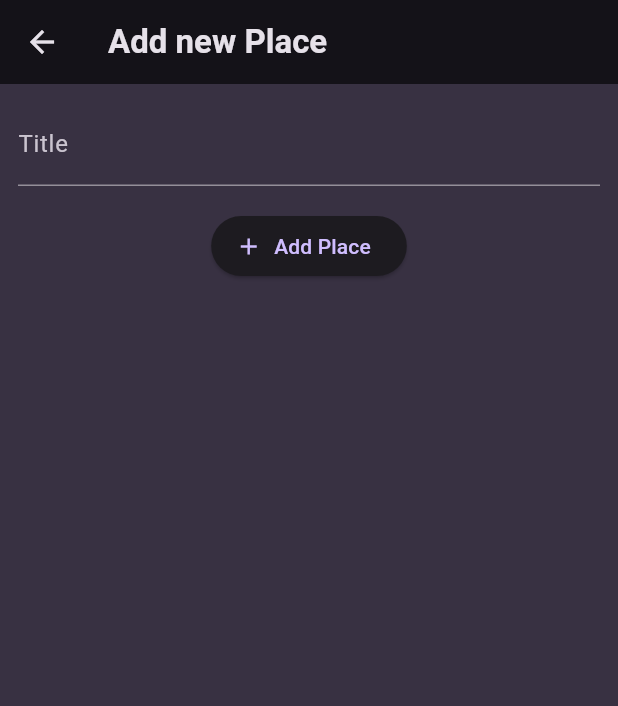
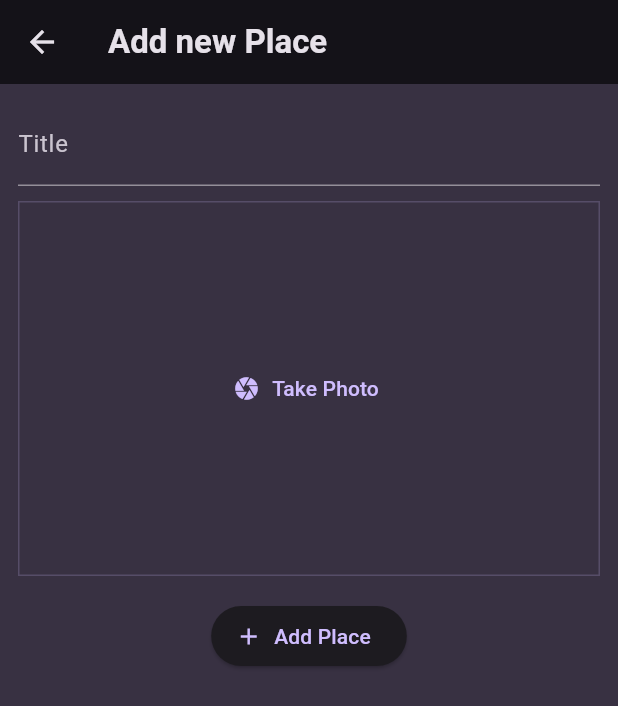
Before and after one commit to Zaela24/favorite_places, a Flutter app: the screen it shows after launch, after a tap on the "add" icon, on a phone screen of 412 x 824 dp. Shown: the top 706 px of the screen. Run offline on Flutter 3.47's test engine with Material 3 defaults, Android fonts, the phone set to English and light mode, and no system bars; our stand-ins replace flutter_riverpod, google_fonts, image_picker.

Commit message:
Add camera usage via image_picker; add photos to place model/details

```diff
--- a/lib/models/place.dart
+++ b/lib/models/place.dart
@@ -1,3 +1,5 @@
+import 'dart:io';
+
 import 'package:uuid/uuid.dart';
 
 const uuid = Uuid();
@@ -5,8 +7,10 @@ const uuid = Uuid();
 class Place {
   Place({
     required this.title,
+    required this.image,
   }) : id = uuid.v4();
 
   final String id;
   final String title;
+  final File image;
 }
--- a/lib/providers/user_places.dart
+++ b/lib/providers/user_places.dart
@@ -5,7 +5,7 @@ class UserPlacesNotifier extends StateNotifier<List<Place>> {
   UserPlacesNotifier() : super(const []);
 
   void addPlace(Place place) {
-    state = [...state, place];
+    state = [place, ...state];
   }
 }
 
--- a/lib/screens/add_place.dart
+++ b/lib/screens/add_place.dart
@@ -1,5 +1,8 @@
+import 'dart:io';
+
 import 'package:favorite_places/models/place.dart';
 import 'package:favorite_places/providers/user_places.dart';
+import 'package:favorite_places/widgets/image_input.dart';
 import 'package:flutter/material.dart';
 import 'package:flutter_riverpod/flutter_riverpod.dart';
 
@@ -12,6 +15,7 @@ class AddPlaceScreen extends ConsumerStatefulWidget {
 
 class _AddPlaceScreenState extends ConsumerState<AddPlaceScreen> {
   final _titleController = TextEditingController();
+  File? _selectedImage;
 
   @override
   void dispose() {
@@ -39,12 +43,20 @@ class _AddPlaceScreenState extends ConsumerState<AddPlaceScreen> {
               ),
             ),
             const SizedBox(
+              height: 10,
+            ),
+            ImageInput(
+              onPickImage: (image) {
+                _selectedImage = image;
+              },
+            ),
+            const SizedBox(
               height: 16,
             ),
             ElevatedButton.icon(
               onPressed: () {
                 final enteredTitle = _titleController.text;
-                if (enteredTitle.isEmpty) {
+                if (enteredTitle.isEmpty || _selectedImage == null) {
                   return;
                 }
                 ref
@@ -54,6 +66,7 @@ class _AddPlaceScreenState extends ConsumerState<AddPlaceScreen> {
                     .addPlace(
                       Place(
                         title: enteredTitle,
+                        image: _selectedImage!,
                       ),
                     );
                 Navigator.of(context).pop();
--- a/lib/screens/places.dart
+++ b/lib/screens/places.dart
@@ -25,8 +25,11 @@ class PlacesScreen extends ConsumerWidget {
           ),
         ],
       ),
-      body: PlacesList(
-        places: ref.watch(userPlacesProvider),
+      body: Padding(
+        padding: const EdgeInsets.all(8.0),
+        child: PlacesList(
+          places: ref.watch(userPlacesProvider),
+        ),
       ),
     );
   }
--- /dev/null
+++ b/lib/widgets/image_input.dart
@@ -0,0 +1,71 @@
+import 'dart:io';
+
+import 'package:flutter/material.dart';
+import 'package:image_picker/image_picker.dart';
+
+class ImageInput extends StatefulWidget {
+  const ImageInput({
+    super.key,
+    required this.onPickImage,
+  });
+
+  final void Function(File image) onPickImage;
+
+  @override
+  State<ImageInput> createState() {
+    return _ImageInputState();
+  }
+}
+
+class _ImageInputState extends State<ImageInput> {
+  File? _selectedImage;
+
+  void _takePhoto() async {
+    final imagePicker = ImagePicker();
+    final pickedImage =
+        await imagePicker.pickImage(source: ImageSource.camera, maxWidth: 600);
+    if (pickedImage == null) {
+      return;
+    }
+
+    setState(() {
+      _selectedImage = File(pickedImage.path);
+    });
+
+    widget.onPickImage(_selectedImage!);
+  }
+
+  @override
+  Widget build(BuildContext context) {
+    Widget content = TextButton.icon(
+      onPressed: _takePhoto,
+      icon: const Icon(Icons.camera),
+      label: const Text('Take Photo'),
+    );
+
+    if (_selectedImage != null) {
+      content = GestureDetector(
+        onTap: _takePhoto,
+        child: Image.file(
+          _selectedImage!,
+          fit: BoxFit.cover,
+          width: double.infinity,
+          height: double.infinity,
+        ),
+      );
+    }
+
+    return Container(
+      decoration: BoxDecoration(
+        border: Border.all(
+          width: 1,
+          color: Theme.of(context).colorScheme.primary.withOpacity(0.2),
+        ),
+      ),
+      height: 250,
+      width: double.infinity,
+      alignment: Alignment.center,
+      child: content,
+    );
+  }
+}
--- a/lib/widgets/places_list.dart
+++ b/lib/widgets/places_list.dart
@@ -23,6 +23,12 @@ class PlacesList extends StatelessWidget {
     return ListView.builder(
       itemCount: places.length,
       itemBuilder: (ctx, index) => ListTile(
+        leading: CircleAvatar(
+          radius: 26,
+          backgroundImage: FileImage(
+            places[index].image,
+          ),
+        ),
         title: Text(
           places[index].title,
           style: Theme.of(context).textTheme.titleMedium!.copyWith(
--- a/pubspec.yaml
+++ b/pubspec.yaml
@@ -38,6 +38,7 @@ dependencies:
   google_fonts: ^6.1.0
   uuid: ^4.2.2
   flutter_riverpod: ^2.4.9
+  image_picker: ^1.0.5
 
 dev_dependencies:
   flutter_test:
```
Also changed, not shown: lib/screens/place_detail.dart (+12 -11 lines), pubspec.lock, 6 other files.
